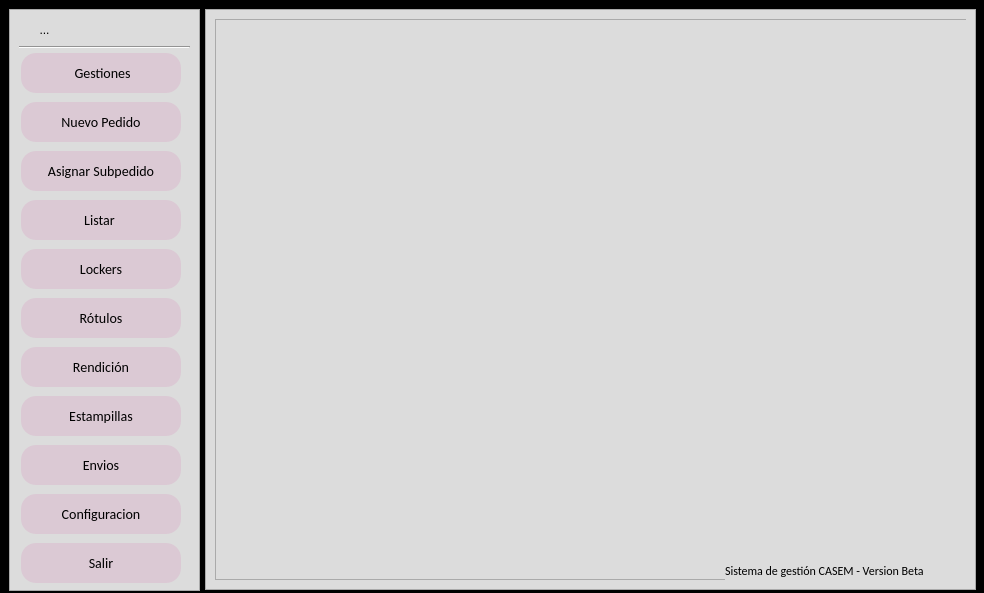
This is main.ui in zenfranco/Gestion_rotulos as Qt 5 draws it before an edit. The edited form follows.
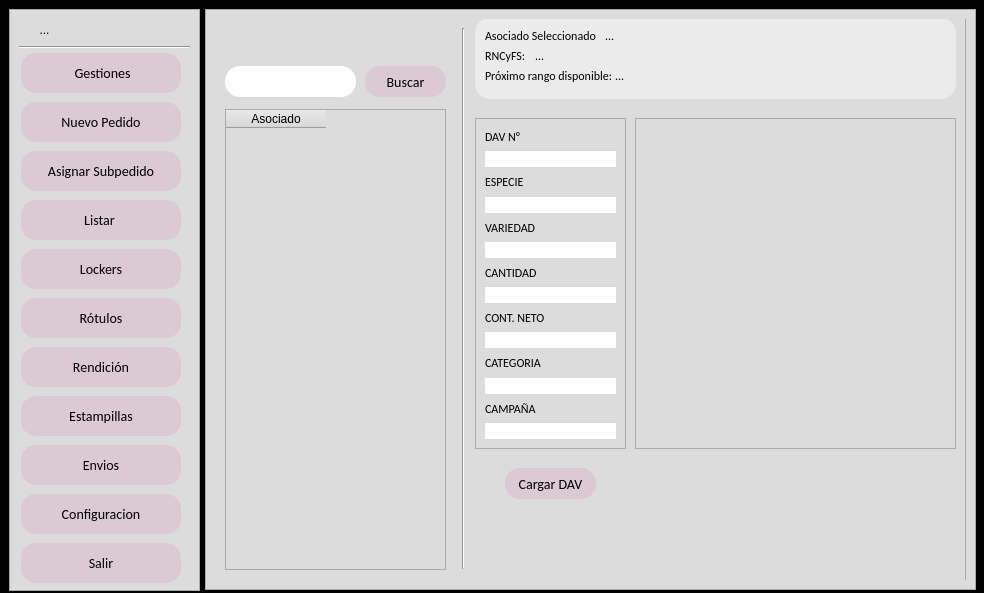
This is the edited form. The open tabs and pages were chosen to show the change. Icons and pictures are not drawn.

Patch:
```diff
--- a/main.ui
+++ b/main.ui
@@ -3828,134 +3828,6 @@
             <string>ASOCIADO:</string>
            </property>
           </widget>
-          <widget class="QLabel" name="label_11">
-           <property name="geometry">
-            <rect>
-             <x>104</x>
-             <y>149</y>
-             <width>91</width>
-             <height>16</height>
-            </rect>
-           </property>
-           <property name="font">
-            <font>
-             <family>Calibri</family>
-             <pointsize>10</pointsize>
-            </font>
-           </property>
-           <property name="text">
-            <string>N° DAV:</string>
-           </property>
-          </widget>
-          <widget class="QLineEdit" name="txt_dav">
-           <property name="geometry">
-            <rect>
-             <x>151</x>
-             <y>149</y>
-             <width>101</width>
-             <height>21</height>
-            </rect>
-           </property>
-           <property name="styleSheet">
-            <string notr="true">background-color: rgb(255, 255, 255);</string>
-           </property>
-          </widget>
-          <widget class="QLabel" name="label_101">
-           <property name="geometry">
-            <rect>
-             <x>94</x>
-             <y>179</y>
-             <width>51</width>
-             <height>16</height>
-            </rect>
-           </property>
-           <property name="font">
-            <font>
-             <family>Calibri</family>
-             <pointsize>10</pointsize>
-            </font>
-           </property>
-           <property name="text">
-            <string>ESPECIE:</string>
-           </property>
-          </widget>
-          <widget class="QLineEdit" name="txt_especie_pedido">
-           <property name="geometry">
-            <rect>
-             <x>151</x>
-             <y>179</y>
-             <width>101</width>
-             <height>21</height>
-            </rect>
-           </property>
-           <property name="styleSheet">
-            <string notr="true">background-color: rgb(255, 255, 255);</string>
-           </property>
-          </widget>
-          <widget class="QLabel" name="label_109">
-           <property name="geometry">
-            <rect>
-             <x>94</x>
-             <y>209</y>
-             <width>61</width>
-             <height>16</height>
-            </rect>
-           </property>
-           <property name="font">
-            <font>
-             <family>Calibri</family>
-             <pointsize>10</pointsize>
-            </font>
-           </property>
-           <property name="text">
-            <string>CULTIVAR:</string>
-           </property>
-          </widget>
-          <widget class="QLineEdit" name="txt_cultivar_pedido">
-           <property name="geometry">
-            <rect>
-             <x>151</x>
-             <y>209</y>
-             <width>101</width>
-             <height>21</height>
-            </rect>
-           </property>
-           <property name="styleSheet">
-            <string notr="true">background-color: rgb(255, 255, 255);</string>
-           </property>
-          </widget>
-          <widget class="QLabel" name="label_112">
-           <property name="geometry">
-            <rect>
-             <x>77</x>
-             <y>238</y>
-             <width>71</width>
-             <height>20</height>
-            </rect>
-           </property>
-           <property name="font">
-            <font>
-             <family>Calibri</family>
-             <pointsize>10</pointsize>
-            </font>
-           </property>
-           <property name="text">
-            <string>CATEGORIA:</string>
-           </property>
-          </widget>
-          <widget class="QLineEdit" name="txt_categoria_pedido">
-           <property name="geometry">
-            <rect>
-             <x>151</x>
-             <y>239</y>
-             <width>101</width>
-             <height>21</height>
-            </rect>
-           </property>
-           <property name="styleSheet">
-            <string notr="true">background-color: rgb(255, 255, 255);</string>
-           </property>
-          </widget>
          </widget>
          <widget class="QFrame" name="frame_11">
           <property name="geometry">
@@ -7379,6 +7251,296 @@
          </widget>
         </widget>
        </widget>
+       <widget class="QWidget" name="p_estampillas">
+        <widget class="QFrame" name="frame_14">
+         <property name="geometry">
+          <rect>
+           <x>-10</x>
+           <y>-1</y>
+           <width>761</width>
+           <height>571</height>
+          </rect>
+         </property>
+         <property name="frameShape">
+          <enum>QFrame::StyledPanel</enum>
+         </property>
+         <property name="frameShadow">
+          <enum>QFrame::Raised</enum>
+         </property>
+         <widget class="QTableWidget" name="tb_asociados_estampillas">
+          <property name="geometry">
+           <rect>
+            <x>20</x>
+            <y>91</y>
+            <width>221</width>
+            <height>461</height>
+           </rect>
+          </property>
+          <property name="editTriggers">
+           <set>QAbstractItemView::NoEditTriggers</set>
+          </property>
+          <property name="alternatingRowColors">
+           <bool>true</bool>
+          </property>
+          <property name="selectionBehavior">
+           <enum>QAbstractItemView::SelectItems</enum>
+          </property>
+          <attribute name="verticalHeaderVisible">
+           <bool>false</bool>
+          </attribute>
+          <column>
+           <property name="text">
+            <string>Asociado</string>
+           </property>
+          </column>
+         </widget>
+         <widget class="QPushButton" name="btn_buscar_asociados_estampillas">
+          <property name="geometry">
+           <rect>
+            <x>160</x>
+            <y>48</y>
+            <width>81</width>
+            <height>31</height>
+           </rect>
+          </property>
+          <property name="text">
+           <string>Buscar</string>
+          </property>
+         </widget>
+         <widget class="QFrame" name="frame_16">
+          <property name="geometry">
+           <rect>
+            <x>270</x>
+            <y>0</y>
+            <width>481</width>
+            <height>81</height>
+           </rect>
+          </property>
+          <property name="styleSheet">
+           <string notr="true">border-radius:15px;
+background-color:rgb(235, 235, 235);</string>
+          </property>
+          <property name="frameShape">
+           <enum>QFrame::StyledPanel</enum>
+          </property>
+          <property name="frameShadow">
+           <enum>QFrame::Raised</enum>
+          </property>
+          <widget class="QLabel" name="label_11">
+           <property name="geometry">
+            <rect>
+             <x>10</x>
+             <y>10</y>
+             <width>111</width>
+             <height>16</height>
+            </rect>
+           </property>
+           <property name="text">
+            <string>Asociado Seleccionado:</string>
+           </property>
+          </widget>
+          <widget class="QLabel" name="label_118">
+           <property name="geometry">
+            <rect>
+             <x>10</x>
+             <y>50</y>
+             <width>131</width>
+             <height>16</height>
+            </rect>
+           </property>
+           <property name="text">
+            <string>Próximo rango disponible:</string>
+           </property>
+          </widget>
+          <widget class="QLabel" name="label_119">
+           <property name="geometry">
+            <rect>
+             <x>10</x>
+             <y>30</y>
+             <width>41</width>
+             <height>16</height>
+            </rect>
+           </property>
+           <property name="text">
+            <string>RNCyFS:</string>
+           </property>
+          </widget>
+          <widget class="QLabel" name="signal_rncyfs_estampillas">
+           <property name="geometry">
+            <rect>
+             <x>60</x>
+             <y>30</y>
+             <width>41</width>
+             <height>16</height>
+            </rect>
+           </property>
+           <property name="text">
+            <string>...</string>
+           </property>
+          </widget>
+          <widget class="QLabel" name="signal_asociado_estampillas">
+           <property name="geometry">
+            <rect>
+             <x>130</x>
+             <y>10</y>
+             <width>111</width>
+             <height>16</height>
+            </rect>
+           </property>
+           <property name="text">
+            <string>...</string>
+           </property>
+          </widget>
+          <widget class="QLabel" name="signal_rango_estampillas">
+           <property name="geometry">
+            <rect>
+             <x>140</x>
+             <y>50</y>
+             <width>131</width>
+             <height>16</height>
+            </rect>
+           </property>
+           <property name="text">
+            <string>...</string>
+           </property>
+          </widget>
+         </widget>
+         <widget class="QFrame" name="frame_19">
+          <property name="geometry">
+           <rect>
+            <x>270</x>
+            <y>100</y>
+            <width>151</width>
+            <height>331</height>
+           </rect>
+          </property>
+          <property name="frameShape">
+           <enum>QFrame::StyledPanel</enum>
+          </property>
+          <property name="frameShadow">
+           <enum>QFrame::Raised</enum>
+          </property>
+          <layout class="QVBoxLayout" name="verticalLayout">
+           <item>
+            <widget class="QLabel" name="label_101">
+             <property name="text">
+              <string>DAV N°</string>
+             </property>
+            </widget>
+           </item>
+           <item>
+            <widget class="QLineEdit" name="txt_estampillas_dav"/>
+           </item>
+           <item>
+            <widget class="QLabel" name="label_109">
+             <property name="text">
+              <string>ESPECIE</string>
+             </property>
+            </widget>
+           </item>
+           <item>
+            <widget class="QLineEdit" name="txt_estampillas_especie"/>
+           </item>
+           <item>
+            <widget class="QLabel" name="label_112">
+             <property name="text">
+              <string>VARIEDAD</string>
+             </property>
+            </widget>
+           </item>
+           <item>
+            <widget class="QLineEdit" name="txt_estampillas_variedad"/>
+           </item>
+           <item>
+            <widget class="QLabel" name="label_114">
+             <property name="text">
+              <string>CANTIDAD</string>
+             </property>
+            </widget>
+           </item>
+           <item>
+            <widget class="QLineEdit" name="txt_estampillas_cantidad"/>
+           </item>
+           <item>
+            <widget class="QLabel" name="label_115">
+             <property name="text">
+              <string>CONT. NETO</string>
+             </property>
+            </widget>
+           </item>
+           <item>
+            <widget class="QLineEdit" name="txt_estampillas_contenido"/>
+           </item>
+           <item>
+            <widget class="QLabel" name="label_116">
+             <property name="text">
+              <string>CATEGORIA</string>
+             </property>
+            </widget>
+           </item>
+           <item>
+            <widget class="QLineEdit" name="txt_estampillas_categoria"/>
+           </item>
+           <item>
+            <widget class="QLabel" name="label_117">
+             <property name="text">
+              <string>CAMPAÑA</string>
+             </property>
+            </widget>
+           </item>
+           <item>
+            <widget class="QLineEdit" name="txt_estampillas_campana"/>
+           </item>
+          </layout>
+         </widget>
+         <widget class="QPushButton" name="btn_cargarDav">
+          <property name="geometry">
+           <rect>
+            <x>300</x>
+            <y>450</y>
+            <width>91</width>
+            <height>31</height>
+           </rect>
+          </property>
+          <property name="text">
+           <string>Cargar DAV</string>
+          </property>
+         </widget>
+         <widget class="Line" name="line_10">
+          <property name="geometry">
+           <rect>
+            <x>250</x>
+            <y>10</y>
+            <width>16</width>
+            <height>541</height>
+           </rect>
+          </property>
+          <property name="orientation">
+           <enum>Qt::Vertical</enum>
+          </property>
+         </widget>
+         <widget class="QTableWidget" name="tableWidget">
+          <property name="geometry">
+           <rect>
+            <x>430</x>
+            <y>100</y>
+            <width>321</width>
+            <height>331</height>
+           </rect>
+          </property>
+         </widget>
+         <widget class="QLineEdit" name="txt_buscar_asociado_estampillas">
+          <property name="geometry">
+           <rect>
+            <x>20</x>
+            <y>48</y>
+            <width>131</width>
+            <height>31</height>
+           </rect>
+          </property>
+         </widget>
+        </widget>
+       </widget>
       </widget>
      </item>
     </layout>
```
Left out of the diff: 255 changed lines with no effect on the pictures.
